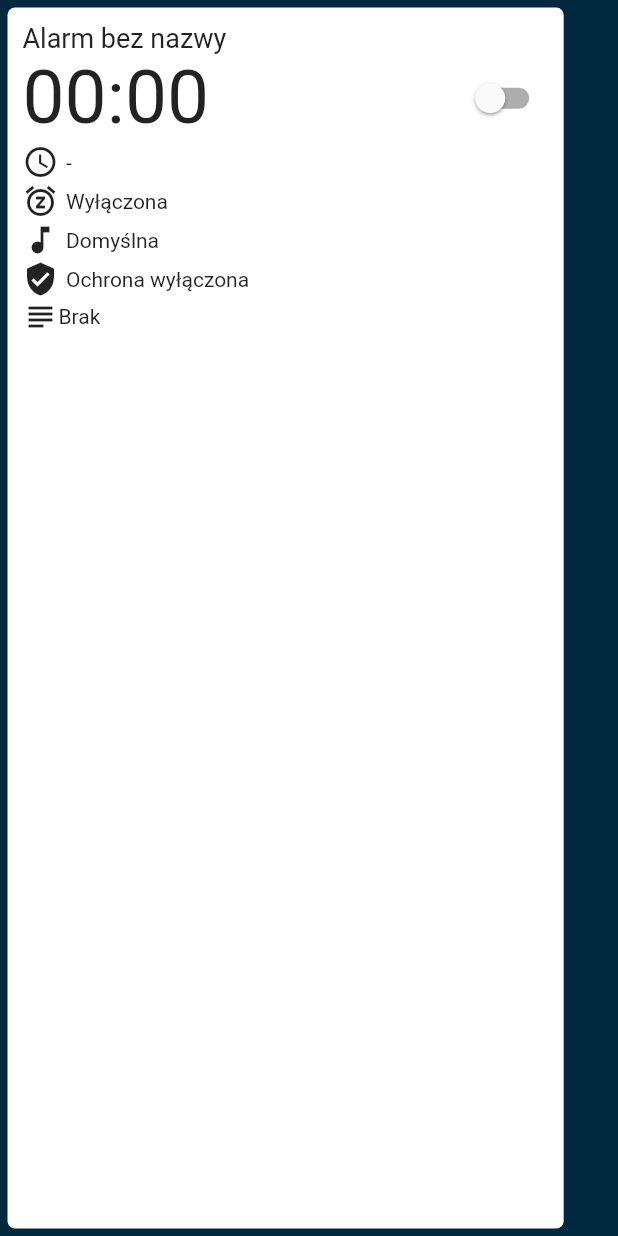
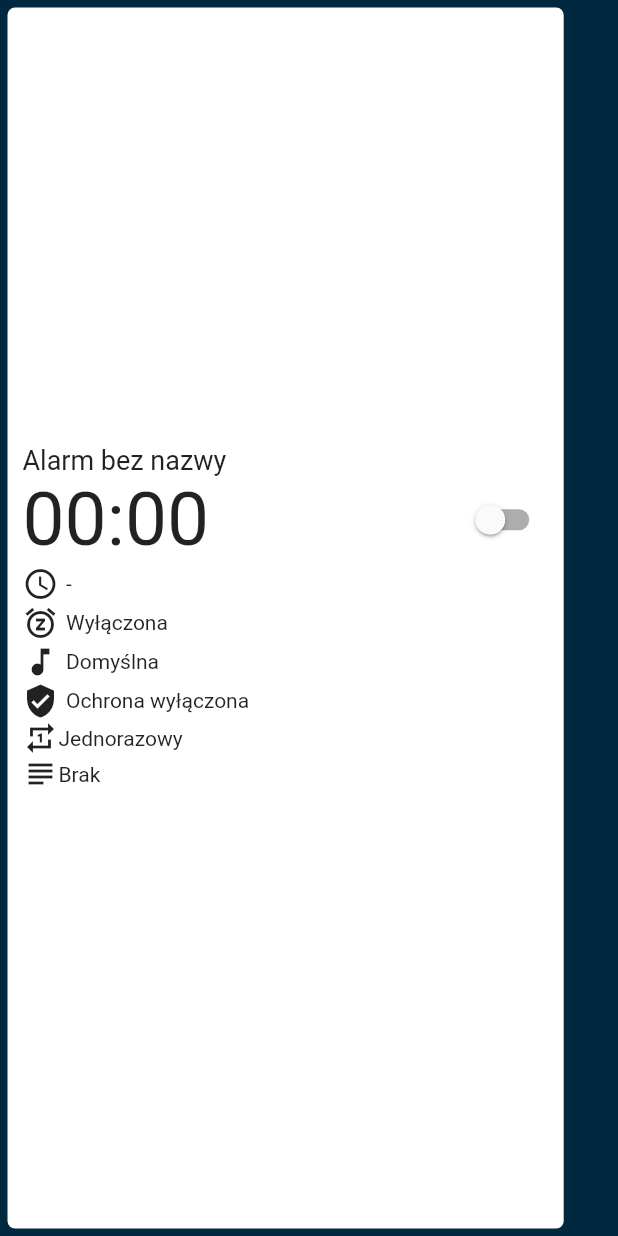
Before and after one commit to Arciiix/Buzzine, a Flutter app: the AlarmCard widget shown alone on an empty page, opened directly with empty values, on a phone screen of 412 x 824 dp. Run offline on Flutter 3.47's test engine with Material 2 defaults, Android fonts, the phone set to English and light mode, and no system bars; our stand-ins replace carousel_slider, shared_preferences; missing offline and left inert: qr_code_scanner; accounts and stored records are empty; network calls fail.

Commit message:
Fix an imp ortant error - a typo

```diff
--- a/mobile/lib/components/alarm_card.dart
+++ b/mobile/lib/components/alarm_card.dart
@@ -1,5 +1,6 @@
 import 'package:buzzine/globalData.dart';
 import 'package:buzzine/types/Audio.dart';
+import 'package:buzzine/types/Repeat.dart';
 import 'package:buzzine/utils/formatting.dart';
 import 'package:flutter/material.dart';
 
@@ -20,6 +21,9 @@ class AlarmCard extends StatefulWidget {
 
   final String? notes;
 
+  final bool? isRepeating;
+  final Repeat? repeat;
+
   const AlarmCard(
       {Key? key,
       required this.id,
@@ -32,7 +36,9 @@ class AlarmCard extends StatefulWidget {
       this.maxTotalSnoozeLength,
       this.sound,
       required this.isGuardEnabled,
-      this.notes})
+      this.notes,
+      this.isRepeating,
+      this.repeat})
       : super(key: key);
 
   @override
@@ -75,6 +81,7 @@ class _AlarmCardState extends State<AlarmCard> {
           borderRadius: BorderRadius.circular(5),
         ),
         child: Column(
+          mainAxisAlignment: MainAxisAlignment.center,
           crossAxisAlignment: CrossAxisAlignment.start,
           children: [
             Flexible(
@@ -130,6 +137,61 @@ class _AlarmCardState extends State<AlarmCard> {
                   child: Text(
                       "Ochrona ${widget.isGuardEnabled ? "włączona" : "wyłączona"}"))
             ]),
+            Column(
+                children: widget.isRepeating == true
+                    ? [
+                        Row(children: const [
+                          Icon(Icons.repeat),
+                          Text("Powtarzanie")
+                        ]),
+                        Row(children: [
+                          const Text("Dni tygodnia: "),
+                          Flexible(
+                              child: Text(
+                            widget.repeat!.daysOfWeek == null
+                                ? "wszystkie"
+                                : (widget.repeat!.daysOfWeek ?? [])
+                                    .map((e) => daysOfWeek[e].substring(0, 3))
+                                    .toList()
+                                    .join(', '),
+                            overflow: TextOverflow.ellipsis,
+                          ))
+                        ]),
+                        Row(children: [
+                          const Text("Dni miesiąca: "),
+                          Flexible(
+                            child: Text(
+                              widget.repeat!.days == null
+                                  ? "wszystkie"
+                                  : (widget.repeat!.days ?? [])
+                                      .toList()
+                                      .join(', '),
+                              overflow: TextOverflow.ellipsis,
+                            ),
+                          )
+                        ]),
+                        Row(children: [
+                          const Text("Miesiące: "),
+                          Flexible(
+                            child: Text(
+                              widget.repeat!.months == null
+                                  ? "wszystkie"
+                                  : (widget.repeat!.months ?? [])
+                                      .map((e) => months[e].substring(0, 3))
+                                      .toList()
+                                      .join(', '),
+                              overflow: TextOverflow.ellipsis,
+                            ),
+                          )
+                        ]),
+                        const SizedBox(height: 10)
+                      ]
+                    : [
+                        Row(children: const [
+                          Icon(Icons.repeat_one),
+                          Text("Jednorazowy")
+                        ]),
+                      ]),
             Row(
               children: [
                 const Icon(Icons.subject),
--- a/mobile/lib/screens/audio_manager.dart
+++ b/mobile/lib/screens/audio_manager.dart
@@ -125,6 +125,9 @@ class _AudioManagerState extends State<AudioManager> {
                             deleteAudio(e);
                           },
                           child: ListTile(
+                            onTap: widget.selectAudio
+                                ? () => Navigator.of(context).pop(e)
+                                : null,
                             title: Text(e.friendlyName ?? e.filename),
                             subtitle: Text(e.filename),
                             trailing: IconButton(
--- a/mobile/lib/types/Alarm.dart
+++ b/mobile/lib/types/Alarm.dart
@@ -44,7 +44,7 @@ class Alarm {
       'minute': minute,
       'nextInvocation': nextInvocation,
       'isActive': isActive,
-      'isSnoozeEnabledd': isSnoozeEnabled,
+      'isSnoozeEnabled': isSnoozeEnabled,
       'maxTotalSnoozeLength': maxTotalSnoozeLength,
       'sound': sound?.toMap(),
       'isGuardEnabled': isGuardEnabled,
--- a/mobile/lib/types/Repeat.dart
+++ b/mobile/lib/types/Repeat.dart
@@ -8,9 +8,9 @@ class Repeat {
 
   Map toMap() {
     return {
-      'daysOfWeek': daysOfWeek,
-      'days': days,
-      'months': months,
+      'dayOfWeek': daysOfWeek,
+      'date': days,
+      'month': months,
       'tz': "Europe/Warsaw"
     };
   }
```
Also changed, not shown: mobile/lib/screens/alarm_list.dart (+6 -4 lines), mobile/lib/screens/home_page.dart (+6 -3 lines), 1 other file.
